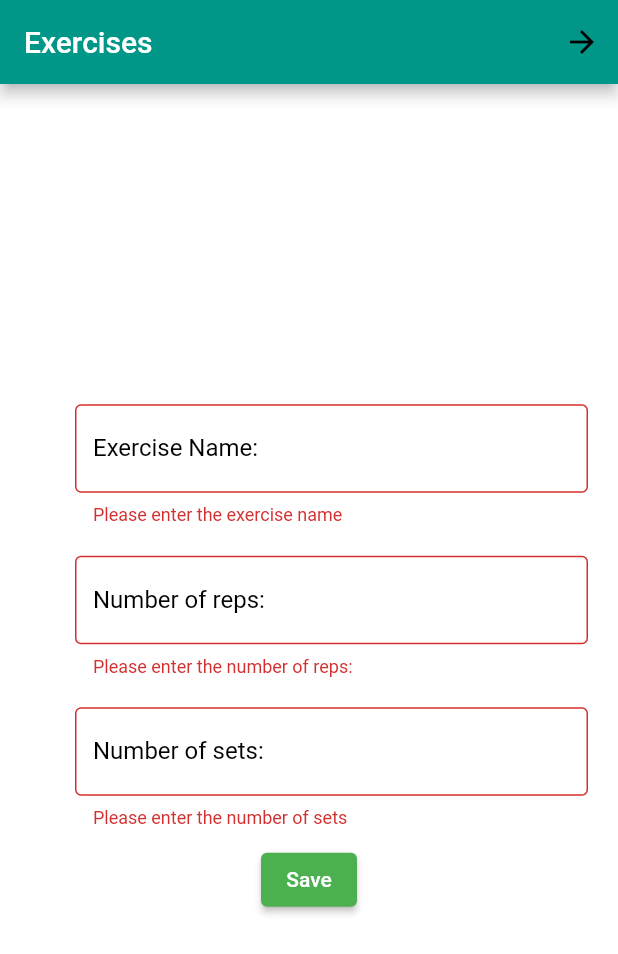
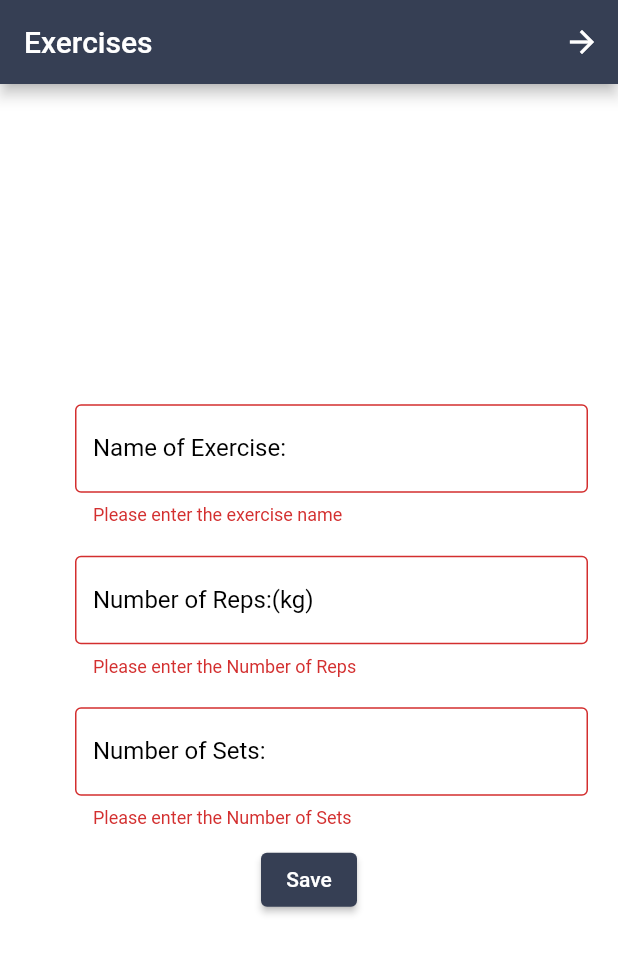
Before and after one commit to Ahmed-46/FitnessApp, a Flutter app: the ExerciseMain screen opened directly, after a tap on "Save", on a phone screen of 412 x 824 dp. Shown: the top 954 px of the screen. Run offline on Flutter 3.47's test engine with Material 2 defaults, Android fonts, the phone set to English and light mode, and no system bars; our stand-ins replace firebase_auth, firebase_core, firebase_database; accounts and stored records are empty.

Commit message:
first commit

```diff
--- a/lib/Exercise.dart
+++ b/lib/Exercise.dart
@@ -1,6 +1,9 @@
+import 'dart:core';
+
+import 'package:firebase_auth/firebase_auth.dart';
 import 'package:firebase_database/firebase_database.dart';
 import 'package:flutter/material.dart';
-import 'package:gpt/ListOfExcises.dart';
+import 'package:gpt/list_of_excises.dart';
 
 class ExerciseMain extends StatefulWidget {
   const ExerciseMain({super.key});
@@ -14,26 +17,37 @@ class _ExerciseMainState extends State<ExerciseMain> {
   TextEditingController exerciseController = TextEditingController();
   TextEditingController repsController = TextEditingController();
   TextEditingController setsController = TextEditingController();
+
+  // DateTime _selectedDate = DateTime.now();
+
   final _formKey = GlobalKey<FormState>();
-  String _exerciseName = "";
+  String exerciseName = "";
   int _reps = 0;
   int _sets = 0;
 
+  // String chosenDate = "";
+
   @override
   Widget build(BuildContext context) {
+    // var day = _selectedDate.day;
+    // var month = _selectedDate.month;
+    // String mydate = "Date : $day of $month".toString();
+    // chosenDate = mydate;
     return Scaffold(
       appBar: AppBar(
-        backgroundColor: Colors.teal,
+        backgroundColor: const Color(0xff363F54),
         title: const Text("Exercises"),
         actions: [
           IconButton(
             icon: const Icon(
               Icons.arrow_forward,
-              color: Colors.black,
+              color: Colors.white,
             ),
             onPressed: () {
-              Navigator.push(context,
-                  MaterialPageRoute(builder: (context) => ExercisesPage()));
+              Navigator.push(
+                  context,
+                  MaterialPageRoute(
+                      builder: (context) => const ExercisesPage()));
             },
           )
         ],
@@ -48,8 +62,9 @@ class _ExerciseMainState extends State<ExerciseMain> {
               Container(
                 padding: const EdgeInsets.only(left: 50, right: 20),
                 child: TextFormField(
+                  keyboardType: TextInputType.text,
                   decoration: const InputDecoration(
-                    labelText: 'Exercise Name:',
+                    labelText: 'Name of Exercise: ',
                     focusedBorder: OutlineInputBorder(
                       borderSide: BorderSide(color: Colors.black, width: 2.0),
                     ),
@@ -63,7 +78,7 @@ class _ExerciseMainState extends State<ExerciseMain> {
                     }
                     return null;
                   },
-                  onSaved: (value) => _exerciseName = value!,
+                  onSaved: (value) => exerciseName = value!,
                 ),
               ),
               const SizedBox(
@@ -72,19 +87,19 @@ class _ExerciseMainState extends State<ExerciseMain> {
               Container(
                 padding: const EdgeInsets.only(left: 50, right: 20),
                 child: TextFormField(
+                  keyboardType: TextInputType.number,
                   decoration: const InputDecoration(
-                    labelText: 'Number of reps:',
+                    labelText: 'Number of Reps:(kg)',
                     focusedBorder: OutlineInputBorder(
                       borderSide: BorderSide(color: Colors.black, width: 2.0),
                     ),
                     border: OutlineInputBorder(),
                     labelStyle: TextStyle(color: Colors.black),
                   ),
-                  keyboardType: TextInputType.number,
                   controller: repsController,
                   validator: (value) {
                     if (value!.isEmpty) {
-                      return 'Please enter the number of reps:';
+                      return 'Please enter the Number of Reps';
                     }
                     return null;
                   },
@@ -97,19 +112,19 @@ class _ExerciseMainState extends State<ExerciseMain> {
               Container(
                 padding: const EdgeInsets.only(left: 50, right: 20),
                 child: TextFormField(
+                  keyboardType: TextInputType.number,
                   decoration: const InputDecoration(
-                    labelText: 'Number of sets:',
+                    labelText: 'Number of Sets: ',
                     focusedBorder: OutlineInputBorder(
                       borderSide: BorderSide(color: Colors.black, width: 2.0),
                     ),
                     border: OutlineInputBorder(),
                     labelStyle: TextStyle(color: Colors.black),
                   ),
-                  keyboardType: TextInputType.number,
                   controller: setsController,
                   validator: (value) {
                     if (value!.isEmpty) {
-                      return 'Please enter the number of sets';
+                      return 'Please enter the Number of Sets';
                     }
                     return null;
                   },
@@ -119,9 +134,32 @@ class _ExerciseMainState extends State<ExerciseMain> {
               const SizedBox(
                 height: 10,
               ),
+              // ElevatedButton(
+              //   style: ElevatedButton.styleFrom(
+              //       backgroundColor: const Color(0xff39486b)),
+              //   child: const Text("Select Date"),
+              //   onPressed: () async {
+              //     final date = await showDatePicker(
+              //         context: context,
+              //         initialDate: DateTime.now(),
+              //         firstDate: DateTime(2000),
+              //         lastDate: DateTime(2025));
+              //     if (date != null) {
+              //       setState(() {
+              //         var day = _selectedDate.day;
+              //         var month = _selectedDate.month;
+              //         String mydate = "$day th of $month".toString();
+              //         chosenDate = mydate;
+              //
+              //         print(chosenDate);
+              //       });
+              //     }
+              //   },
+              // ),
               ElevatedButton(
                 onPressed: _submitForm,
-                style: ElevatedButton.styleFrom(backgroundColor: Colors.green),
+                style: ElevatedButton.styleFrom(
+                    backgroundColor: const Color(0xff363F54)),
                 child: const Text('Save'),
               ),
             ],
@@ -132,21 +170,22 @@ class _ExerciseMainState extends State<ExerciseMain> {
   }
 
   void _submitForm() {
+    if (FirebaseAuth.instance.currentUser != null) {
       if (_formKey.currentState!.validate()) {
         _formKey.currentState!.save();
 
         database.ref().child("exercises").push().set({
-        "name": _exerciseName,
+          "name": exerciseName,
           "reps": _reps,
           "sets": _sets,
+          // "Date": chosenDate,
         });
-      print("ITS DONE!!!");
+
         // Clear the text fields
         exerciseController.clear();
         repsController.clear();
         setsController.clear();
-
-      // Navigator.pop(context);
       }
     }
   }
+}
--- a/lib/ExercisesCloud.dart
+++ b/lib/ExercisesCloud.dart
@@ -1,8 +1,9 @@
 import 'package:firebase_database/firebase_database.dart';
 import 'package:flutter/material.dart';
 
-Padding ExercsieListview(key, Map<dynamic, dynamic> exercise) {
+Padding ListViewPageCard(key, Map<dynamic, dynamic> exercise) {
   final databaseReference = FirebaseDatabase.instance.ref().child("exercises");
+
   return Padding(
     padding: const EdgeInsets.only(top: 50),
     child: GestureDetector(
@@ -14,7 +15,7 @@ Padding ExercsieListview(key, Map<dynamic, dynamic> exercise) {
       child: Card(
         margin: const EdgeInsets.only(left: 50, right: 50),
         elevation: 20,
-        shadowColor: Colors.teal,
+        shadowColor: const Color(0xff363F54),
         child: Column(
           crossAxisAlignment: CrossAxisAlignment.center,
           children: <Widget>[
@@ -24,6 +25,7 @@ Padding ExercsieListview(key, Map<dynamic, dynamic> exercise) {
             Text("Name: ${exercise['name'] ?? ''}"),
             Text("Reps: ${exercise['reps'] ?? ''}"),
             Text("Sets: ${exercise['sets'] ?? ''}"),
+            // Text("Date: ${exercise['Date'] ?? ''}"),
             const SizedBox(
               height: 10,
             ),
--- a/lib/main.dart
+++ b/lib/main.dart
@@ -1,19 +1,25 @@
 import 'package:firebase_core/firebase_core.dart';
 import 'package:flutter/material.dart';
-import 'package:gpt/Exercise.dart';
+
+import 'Firebase_SignIn_Page.dart';
 
 void main() async {
   WidgetsFlutterBinding.ensureInitialized();
   await Firebase.initializeApp();
-  runApp(MyApp());
+  runApp(const MyApp());
 }
 
+final navigatorKey = GlobalKey<NavigatorState>();
+
 class MyApp extends StatelessWidget {
+  const MyApp({super.key});
+
   @override
   Widget build(BuildContext context) {
     return const MaterialApp(
+      // navigatorKey: navigatorKey,
       home: Scaffold(
-        body: ExerciseMain(),
+        body: FirebaseSignInPage(),
       ),
     );
   }
```
Also changed, not shown: pubspec.yaml (+6 -2 lines), Images/Hotpot.png (added), Images/Hotpot2.png (added), Images/olarn.png (added), pubspec.lock, 7 other files. Lines whose indentation alone changed are shown as unchanged.
